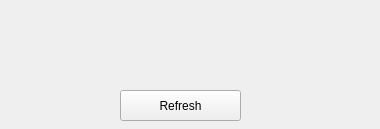
The window that score.ui (sathyamvellal/scorecard) describes before a commit, drawn with Qt 5.
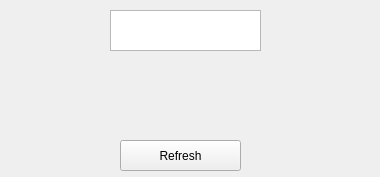
The same window after the commit.

The edit to the form file:
```diff
--- a/score.ui
+++ b/score.ui
@@ -7,7 +7,7 @@
     <x>0</x>
     <y>0</y>
     <width>380</width>
-    <height>129</height>
+    <height>177</height>
    </rect>
   </property>
   <property name="mouseTracking">
@@ -26,7 +26,7 @@
    <property name="geometry">
     <rect>
      <x>30</x>
-     <y>30</y>
+     <y>70</y>
      <width>331</width>
      <height>51</height>
     </rect>
@@ -39,7 +39,7 @@
    <property name="geometry">
     <rect>
      <x>120</x>
-     <y>90</y>
+     <y>140</y>
      <width>121</width>
      <height>31</height>
     </rect>
@@ -48,6 +48,16 @@
     <string>Refresh</string>
    </property>
   </widget>
+  <widget class="QTextEdit" name="matchNo">
+   <property name="geometry">
+    <rect>
+     <x>110</x>
+     <y>10</y>
+     <width>151</width>
+     <height>41</height>
+    </rect>
+   </property>
+  </widget>
  </widget>
  <resources/>
  <connections/>
```
